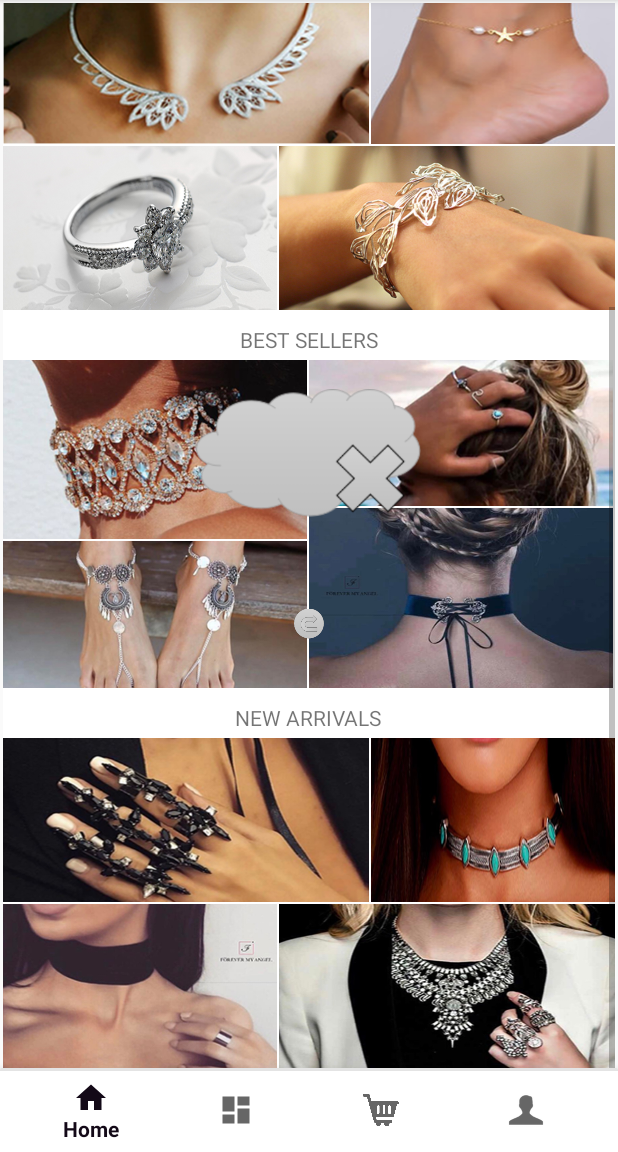
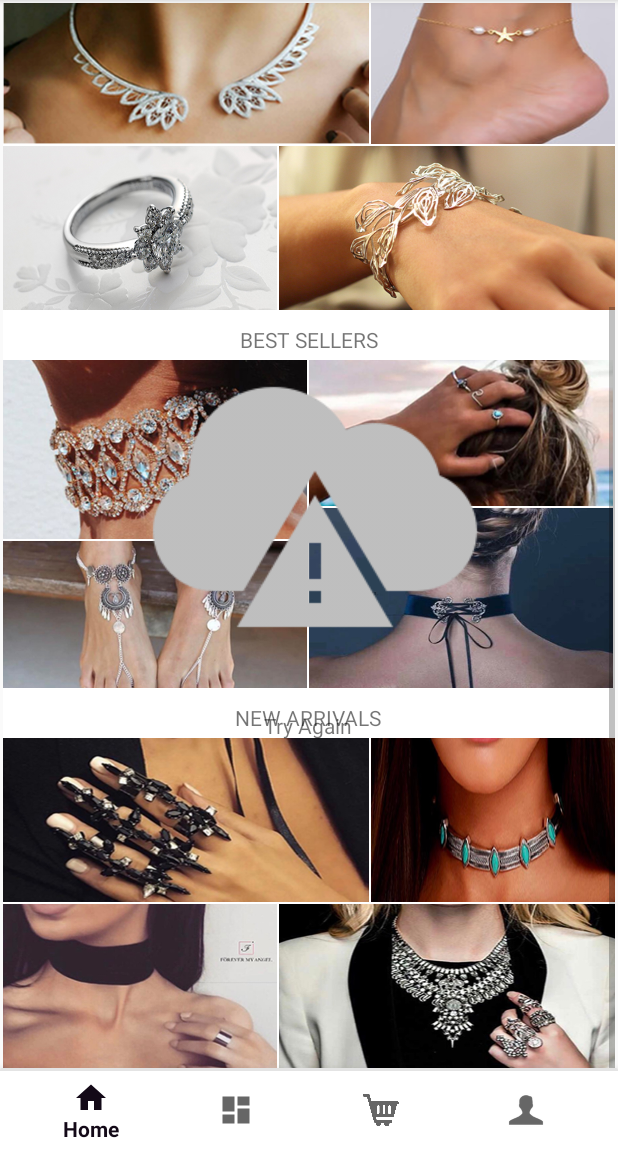
Before and after one commit to rahulrainaaa/ForeverMyAngle, an Android app: the fragment ConnectionFailFragment placed in its activity, scrolled down 284 dp, on a phone screen of 412 x 824 dp, the part 84-1236 px from its top. Run offline under Robolectric (Android 15) with nearby library versions, the phone set to English and light mode, and no system bars; our stand-ins replace Picasso, Volley; network calls fail; pictures from the network do not load; 1 statement that could not run was skipped.

Commit message:
Initial Commit

```diff
--- a/app/src/main/java/app/shopping/forevermyangle/activity/DashboardActivity.java
+++ b/app/src/main/java/app/shopping/forevermyangle/activity/DashboardActivity.java
@@ -178,7 +178,7 @@ public class DashboardActivity extends FMAActivity implements BottomNavigationVi
     public void signalMessage(int signal) {
 
         switch (signal) {
-            case 1:         // Load Connection Page.
+            case 1:         // Load Connection Page fragment.
 
                 mFragmentTransaction = mFragmentManager.beginTransaction();         // Begin with fragment transaction.
                 if (!mFragmentTransaction.isEmpty()) {                              // Remove older fragment if any.
--- a/app/src/main/java/app/shopping/forevermyangle/fragment/fragments/ConnectionFailFragment.java
+++ b/app/src/main/java/app/shopping/forevermyangle/fragment/fragments/ConnectionFailFragment.java
@@ -8,13 +8,14 @@ import android.view.View;
 import android.view.ViewGroup;
 
 import app.shopping.forevermyangle.R;
+import app.shopping.forevermyangle.activity.DashboardActivity;
 import app.shopping.forevermyangle.fragment.base.BaseFragment;
 
 /**
  * @Class ConnectionFailFragment
  * @desc Fragment class to be shown as an internet connection fail.
  */
-public class ConnectionFailFragment extends BaseFragment {
+public class ConnectionFailFragment extends BaseFragment implements View.OnClickListener {
 
     /**
      * {@link BaseFragment} Class override method(s).
@@ -24,8 +25,19 @@ public class ConnectionFailFragment extends BaseFragment {
     public View onCreateView(LayoutInflater inflater, @Nullable ViewGroup container, Bundle savedInstanceState) {
 
         View view = inflater.inflate(R.layout.fragment_connection_fail, container, false);
-
+        view.findViewById(R.id.btn_try_again).setOnClickListener(this);
         return view;
     }
 
+    @Override
+    public void onClick(View view) {
+
+        switch (view.getId()) {
+            case R.id.btn_try_again:
+
+                DashboardActivity activity = (DashboardActivity) getActivity();
+                activity.signalMessage(2);
+                break;
+        }
+    }
 }
--- a/app/src/main/res/layout/fragment_connection_fail.xml
+++ b/app/src/main/res/layout/fragment_connection_fail.xml
@@ -6,14 +6,15 @@
     android:orientation="vertical">
 
     <ImageView
-        android:layout_width="150dp"
+        android:layout_width="match_parent"
         android:layout_height="wrap_content"
-        android:src="@drawable/no_internet" />
+        android:src="@drawable/conn_fail" />
 
-    <ImageView
-        android:layout_width="20dp"
+    <TextView
+        android:id="@+id/btn_try_again"
+        android:layout_width="wrap_content"
         android:layout_height="wrap_content"
-        android:src="@drawable/reload" />
-
+        android:gravity="center"
+        android:text="Try Again" />
 
 </LinearLayout>
```
Also changed, not shown: app/src/main/AndroidManifest.xml (+6 -5 lines), app/src/main/java/app/shopping/forevermyangle/activity/LoginActivity.java (+22 -5 lines), app/src/main/java/app/shopping/forevermyangle/adapter/expandablelistview/CategoryExpandableListAdapter.java (+19 -3 lines), app/src/main/java/app/shopping/forevermyangle/application/ForeverMyAngelApplication.java (+16 -0 lines), app/src/main/java/app/shopping/forevermyangle/network/handler/NetworkHandler.java (+11 -2 lines), app/src/main/res/layout/elv_subcategory_item.xml (+17 -8 lines), app/src/main/res/drawable/conn_fail.png (added), app/src/main/res/drawable/default_image.png (added), app/src/main/res/drawable/no_internet.png (deleted), app/src/main/res/drawable/reload.png (deleted).
